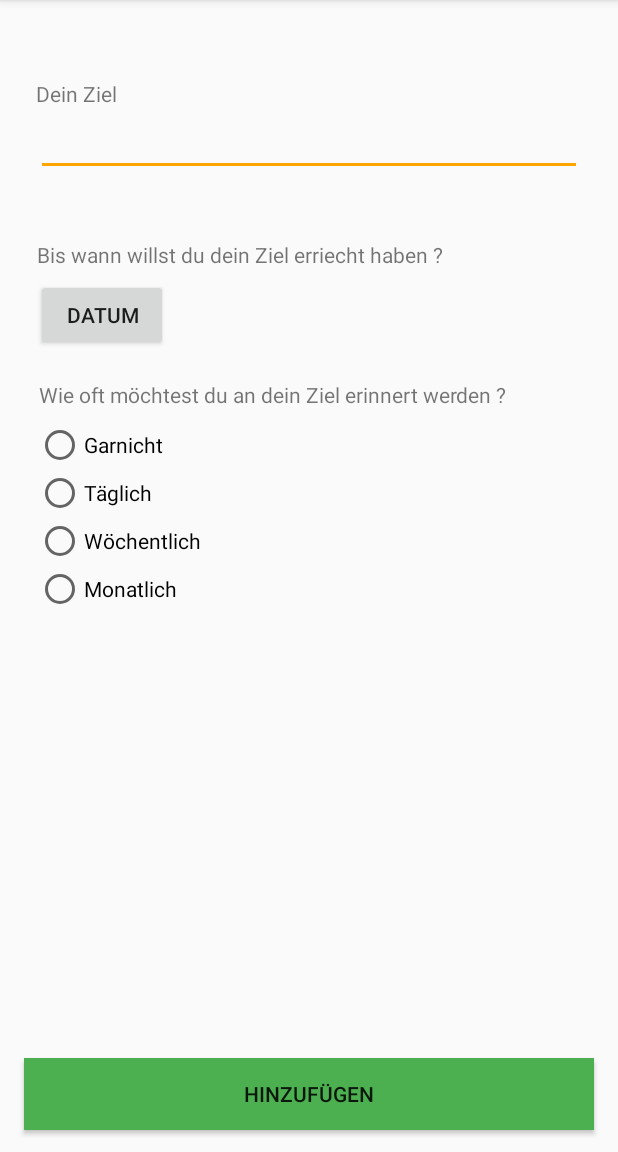
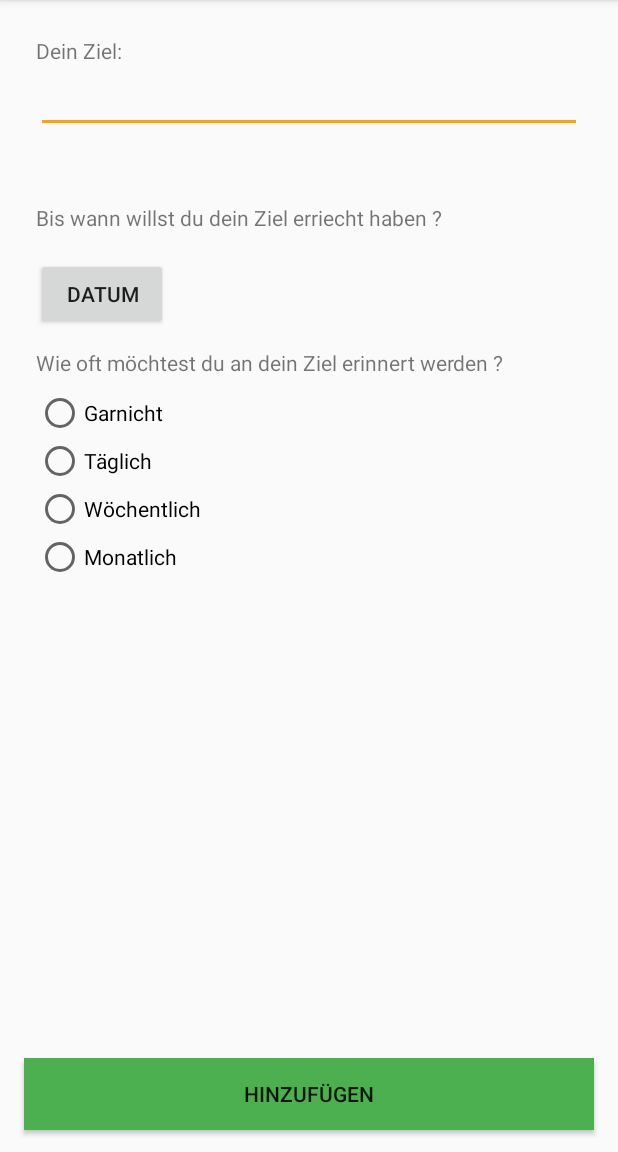
Before and after one commit to Timii-i/Habits, an Android app: the screen it shows after launch (CreateGoalActivity), after a tap on an icon or button, on a phone screen of 412 x 824 dp, the part 84-1236 px from its top. Run offline under Robolectric (Android 15) with nearby library versions, the phone set to English and light mode, and no system bars.

Commit message:
code: improvements to create_goal.xml and create_note.xml

```diff
--- a/app/build.gradle
+++ b/app/build.gradle
@@ -34,6 +34,8 @@ dependencies {
     implementation 'androidx.constraintlayout:constraintlayout:1.1.3'
     implementation 'androidx.lifecycle:lifecycle-extensions:2.2.0'
     implementation 'androidx.legacy:legacy-support-v4:1.0.0'
+    implementation "org.jetbrains.anko:anko-sqlite:0.10.8"
+    implementation 'com.jakewharton.timber:timber:4.6.1'
     testImplementation 'junit:junit:4.12'
     androidTestImplementation 'androidx.test.ext:junit:1.1.1'
     androidTestImplementation 'androidx.test.espresso:espresso-core:3.2.0'
--- a/app/src/main/AndroidManifest.xml
+++ b/app/src/main/AndroidManifest.xml
@@ -20,6 +20,8 @@
             </intent-filter>
         </activity>
         <activity android:name=".CreateGoalActivity" />
+        <activity android:name=".CreateNoteActivity" />
+        <activity android:name=".ui.main.SectionsPagerAdapter" />
     </application>
 
 </manifest>
--- a/app/src/main/java/com/example/habits/MainActivity.kt
+++ b/app/src/main/java/com/example/habits/MainActivity.kt
@@ -1,10 +1,12 @@
 package com.example.habits
 
+import android.content.Intent
 import android.os.Bundle
 import com.google.android.material.tabs.TabLayout
 import androidx.viewpager.widget.ViewPager
 import androidx.appcompat.app.AppCompatActivity
 import com.example.habits.ui.main.SectionsPagerAdapter
+import kotlinx.android.synthetic.main.activity_main.*
 
 class MainActivity : AppCompatActivity() {
 
--- a/app/src/main/java/com/example/habits/ui/main/FragmentGoals.kt
+++ b/app/src/main/java/com/example/habits/ui/main/FragmentGoals.kt
@@ -1,19 +1,15 @@
 package com.example.habits.ui.main
 
-import android.content.Context
 import android.content.Intent
 import android.os.Bundle
-import android.util.Log.d
 import android.view.LayoutInflater
 import android.view.View
 import android.view.ViewGroup
+import androidx.core.os.bundleOf
 import androidx.fragment.app.Fragment
 import com.example.habits.CreateGoalActivity
 import com.example.habits.R
-import kotlinx.android.synthetic.main.fragment_goals.*
-import kotlinx.android.synthetic.main.fragment_goals.view.*
-import kotlinx.android.synthetic.main.fragment_goals.view.ZielNameAnzeige
-
+import kotlinx.android.synthetic.main.fragment_goals.view.createGoalClick
 
 /**
  * A simple [Fragment] subclass.
@@ -24,28 +20,30 @@ class FragmentGoals : Fragment() {
         inflater: LayoutInflater, container: ViewGroup?,
         savedInstanceState: Bundle?
     ): View? {
+
         // Inflate the layout for this fragment
         val view = inflater.inflate(R.layout.fragment_goals, container, false)
 
         // Action when the "Neues Ziel" Button is pressed
         view.createGoalClick.setOnClickListener {
-            startActivity(Intent(this.context, CreateGoalActivity::class.java))
+            startActivity(Intent(activity, CreateGoalActivity::class.java))
+            //fragmentTransaction
         }
-
-        // TODO getSharedPreferences noch implementieren !
-        // To show the goals saved in preferences
-        val data = activity!!.getSharedPreferences("data", Context.MODE_PRIVATE)
-        val savedGoalName = data.getString("savedGoalName", "No goal name saved")
-        // Just for debugging purposes
-        d("tim", "saved goal name is: $savedGoalName")
-        // Shows the name of the last added Goal
-        //ZielNameAnzeige.text = savedGoalName
-
-
         return view
     }
 
     companion object {
+        /*private const val ARG_GOALNAME = "goalname"
+        private const val ARG_GOALDURATION = "goalduration"
+        private const val ARG_GOALREMINDER = "goalreminder"
+
+        fun newInstance(goalName: String, goalDuration: String, goalReminder: String) = FragmentGoals.apply() {
+            var arguments = bundleOf(
+                ARG_GOALNAME to goalName,
+                ARG_GOALDURATION to goalDuration,
+                ARG_GOALREMINDER to goalReminder
+            )
+        }*/
         fun newInstance() = FragmentGoals()
     }
 
--- a/app/src/main/java/com/example/habits/ui/main/FragmentNotes.kt
+++ b/app/src/main/java/com/example/habits/ui/main/FragmentNotes.kt
@@ -1,12 +1,14 @@
 package com.example.habits.ui.main
 
+import android.content.Intent
 import android.os.Bundle
 import androidx.fragment.app.Fragment
 import android.view.LayoutInflater
 import android.view.View
 import android.view.ViewGroup
-
 import com.example.habits.R
+import com.example.habits.CreateNoteActivity
+import kotlinx.android.synthetic.main.fragment_notes.view.*
 
 /**
  * A simple [Fragment] subclass.
@@ -17,11 +19,23 @@ class FragmentNotes : Fragment() {
         inflater: LayoutInflater, container: ViewGroup?,
         savedInstanceState: Bundle?
     ): View? {
+
         // Inflate the layout for this fragment
-        return inflater.inflate(R.layout.fragment_notes, container, false)
+        val view = inflater.inflate(R.layout.fragment_notes, container, false)
+
+        // Action when the "Neue Notiz" Button is pressed
+        view.createNoteClick.setOnClickListener {
+            startActivity(Intent(activity, CreateNoteActivity::class.java))
+        }
+
+        return view
     }
 
     companion object {
-        fun newInstance() = FragmentGoals()
+        fun newInstance() = FragmentNotes()
+    }
+
+    override fun onResume() {
+        super.onResume()
     }
 }
--- a/app/src/main/java/com/example/habits/ui/main/FragmentTips.kt
+++ b/app/src/main/java/com/example/habits/ui/main/FragmentTips.kt
@@ -5,7 +5,6 @@ import androidx.fragment.app.Fragment
 import android.view.LayoutInflater
 import android.view.View
 import android.view.ViewGroup
-
 import com.example.habits.R
 
 /**
@@ -22,6 +21,6 @@ class FragmentTips : Fragment() {
     }
 
     companion object {
-        fun newInstance() = FragmentGoals()
+        fun newInstance() = FragmentTips()
     }
 }
--- a/app/src/main/java/com/example/habits/ui/main/SectionsPagerAdapter.kt
+++ b/app/src/main/java/com/example/habits/ui/main/SectionsPagerAdapter.kt
@@ -5,7 +5,6 @@ import androidx.fragment.app.Fragment
 import androidx.fragment.app.FragmentManager
 import androidx.fragment.app.FragmentPagerAdapter
 import com.example.habits.R
-import java.net.URLClassLoader.newInstance
 
 private val TAB_TITLES = arrayOf(
         R.string.tab_text_goals,
@@ -21,14 +20,14 @@ class SectionsPagerAdapter(private val context: Context, fm: FragmentManager)
     : FragmentPagerAdapter(fm) {
 
     override fun getItem(position: Int): Fragment {
-        // To load in the different Fragments when the tabs are pressed
-        return when (position) {
-            0 -> FragmentGoals.newInstance()
-            1 -> FragmentNotes.newInstance()
-            2 -> FragmentTips.newInstance()
-            else -> FragmentGoals.newInstance()
+        // getItem is called to instantiate the fragment for the given page.
+        // Return a PlaceholderFragment (defined as a static inner class below).
+        //return PlaceholderFragment.newInstance(position + 1)
+        return when(position) {
+            0 -> FragmentGoals()
+            1 -> FragmentNotes()
+            else -> FragmentTips()
         }
-        //return FragmentPlaceholder.newInstance(position + 1)
     }
 
     override fun getPageTitle(position: Int): CharSequence? {
--- a/app/src/main/res/layout/activity_main.xml
+++ b/app/src/main/res/layout/activity_main.xml
@@ -4,7 +4,7 @@
     xmlns:tools="http://schemas.android.com/tools"
     android:layout_width="match_parent"
     android:layout_height="match_parent"
-    tools:context=".MainActivity">
+    tools:context=".activity.MainActivity">
 
     <com.google.android.material.appbar.AppBarLayout
         android:layout_width="match_parent"
--- a/app/src/main/res/layout/create_goal.xml
+++ b/app/src/main/res/layout/create_goal.xml
@@ -8,15 +8,20 @@
 
     <TextView
         android:id="@+id/ZielName"
-        android:layout_width="wrap_content"
+        android:layout_width="0dp"
         android:layout_height="wrap_content"
-        android:text="Dein Ziel"
+        android:layout_marginStart="24dp"
+        android:layout_marginLeft="24dp"
+        android:layout_marginTop="24dp"
+        android:layout_marginEnd="24dp"
+        android:layout_marginRight="24dp"
+        android:text="Dein Ziel:   "
         app:layout_constraintBottom_toBottomOf="parent"
         app:layout_constraintEnd_toEndOf="parent"
-        app:layout_constraintHorizontal_bias="0.067"
+        app:layout_constraintHorizontal_bias="0.0"
         app:layout_constraintStart_toStartOf="parent"
         app:layout_constraintTop_toTopOf="parent"
-        app:layout_constraintVertical_bias="0.07" />
+        app:layout_constraintVertical_bias="0.0" />
 
     <EditText
         android:id="@+id/ZielNameEingabe"
@@ -37,9 +42,13 @@
 
     <TextView
         android:id="@+id/ZielDauer"
-        android:layout_width="wrap_content"
+        android:layout_width="0dp"
         android:layout_height="wrap_content"
-        android:text="Bis wann willst du dein Ziel erriecht haben ?"
+        android:layout_marginStart="24dp"
+        android:layout_marginLeft="24dp"
+        android:layout_marginEnd="24dp"
+        android:layout_marginRight="24dp"
+        android:text="Bis wann willst du dein Ziel erriecht haben ?   "
         app:layout_constraintBottom_toBottomOf="parent"
         app:layout_constraintEnd_toEndOf="parent"
         app:layout_constraintHorizontal_bias="0.176"
@@ -58,7 +67,7 @@
         app:layout_constraintHorizontal_bias="0.074"
         app:layout_constraintStart_toStartOf="parent"
         app:layout_constraintTop_toTopOf="parent"
-        app:layout_constraintVertical_bias="0.25" />
+        app:layout_constraintVertical_bias="0.23000002" />
 
     <TextView
         android:id="@+id/ZielDauerAnzeige"
@@ -66,7 +75,7 @@
         android:layout_height="wrap_content"
         android:layout_marginStart="8dp"
         android:layout_marginLeft="8dp"
-        android:layout_marginTop="8dp"
+        android:layout_marginTop="16dp"
         android:layout_marginEnd="24dp"
         android:layout_marginRight="24dp"
         android:textSize="24sp"
@@ -79,9 +88,13 @@
 
     <TextView
         android:id="@+id/ZielErinnerung"
-        android:layout_width="wrap_content"
+        android:layout_width="0dp"
         android:layout_height="wrap_content"
-        android:text="Wie oft möchtest du an dein Ziel erinnert werden ?"
+        android:layout_marginStart="24dp"
+        android:layout_marginLeft="24dp"
+        android:layout_marginEnd="24dp"
+        android:layout_marginRight="24dp"
+        android:text="Wie oft möchtest du an dein Ziel erinnert werden ?   "
         app:layout_constraintBottom_toBottomOf="parent"
         app:layout_constraintEnd_toEndOf="parent"
         app:layout_constraintHorizontal_bias="0.258"
```
Also changed, not shown: app/src/main/java/com/example/habits/CreateGoalActivity.kt (+59 -23 lines), app/src/main/java/com/example/habits/CreateNoteActivity.kt (added, +20 -0 lines), app/src/main/res/layout/create_note.xml (added, +83 -0 lines), app/src/main/res/layout/fragment_goals.xml (+28 -8 lines), app/src/main/res/layout/fragment_notes.xml (+25 -7 lines), app/src/main/res/values/strings.xml (+17 -1 lines).
